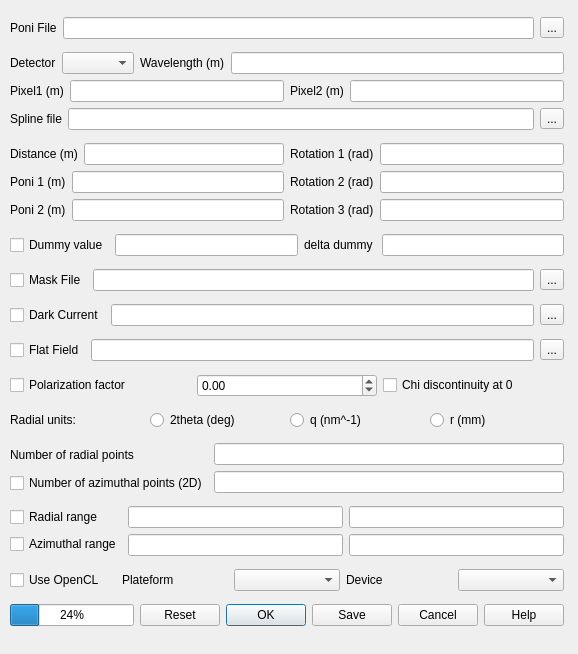
Qt form gui/integration.ui (silx-kit/pyFAI) before a commit.
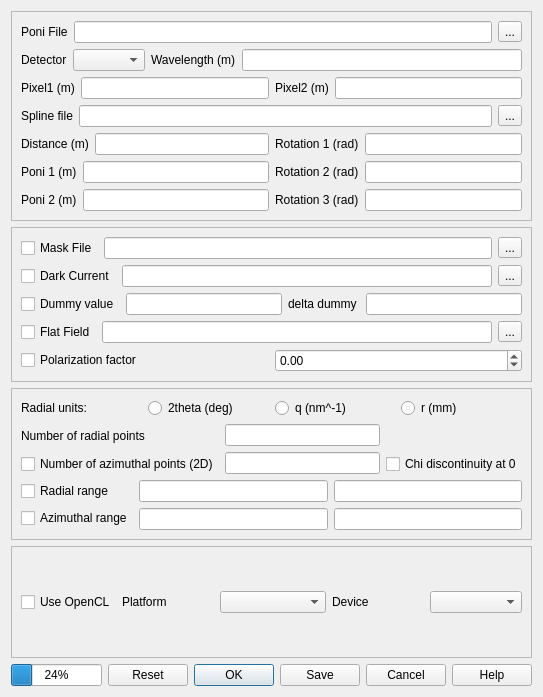
The same form after that commit.

```diff
--- a/gui/integration.ui
+++ b/gui/integration.ui
@@ -7,21 +7,23 @@
    <rect>
     <x>0</x>
     <y>0</y>
-    <width>578</width>
-    <height>654</height>
+    <width>497</width>
+    <height>697</height>
    </rect>
   </property>
   <property name="windowTitle">
    <string>PyFAI</string>
   </property>
-  <widget class="QWidget" name="">
-   <property name="geometry">
-    <rect>
-     <x>10</x>
-     <y>10</y>
-     <width>554</width>
-     <height>636</height>
-    </rect>
+  <layout class="QHBoxLayout" name="horizontalLayout_23">
+   <item>
+    <layout class="QVBoxLayout" name="verticalLayout_14">
+     <item>
+      <widget class="QFrame" name="frame">
+       <property name="frameShape">
+        <enum>QFrame::StyledPanel</enum>
+       </property>
+       <property name="frameShadow">
+        <enum>QFrame::Raised</enum>
    </property>
    <layout class="QVBoxLayout" name="verticalLayout">
     <item>
@@ -268,44 +270,18 @@
       </item>
      </layout>
     </item>
-    <item>
-     <layout class="QHBoxLayout" name="horizontalLayout">
-      <item>
-       <widget class="QCheckBox" name="do_dummy">
-        <property name="toolTip">
-         <string>Perform dynamic masking</string>
-        </property>
-        <property name="statusTip">
-         <string/>
-        </property>
-        <property name="text">
-         <string>Dummy value</string>
-        </property>
-       </widget>
-      </item>
-      <item>
-       <widget class="QLineEdit" name="val_dummy">
-        <property name="toolTip">
-         <string>Dummy value for dynamic masking</string>
-        </property>
-       </widget>
-      </item>
-      <item>
-       <widget class="QLabel" name="label">
-        <property name="text">
-         <string>delta dummy </string>
-        </property>
-       </widget>
-      </item>
-      <item>
-       <widget class="QLineEdit" name="delta_dummy">
-        <property name="toolTip">
-         <string>Precision for dummy value</string>
-        </property>
-       </widget>
-      </item>
-     </layout>
-    </item>
+       </layout>
+      </widget>
+     </item>
+     <item>
+      <widget class="QFrame" name="frame_2">
+       <property name="frameShape">
+        <enum>QFrame::StyledPanel</enum>
+       </property>
+       <property name="frameShadow">
+        <enum>QFrame::Raised</enum>
+       </property>
+       <layout class="QVBoxLayout" name="verticalLayout_11">
     <item>
      <layout class="QHBoxLayout" name="horizontalLayout_5">
       <item>
@@ -362,6 +338,44 @@
       </item>
      </layout>
     </item>
+        <item>
+         <layout class="QHBoxLayout" name="horizontalLayout">
+          <item>
+           <widget class="QCheckBox" name="do_dummy">
+            <property name="toolTip">
+             <string>Perform dynamic masking</string>
+            </property>
+            <property name="statusTip">
+             <string/>
+            </property>
+            <property name="text">
+             <string>Dummy value</string>
+            </property>
+           </widget>
+          </item>
+          <item>
+           <widget class="QLineEdit" name="val_dummy">
+            <property name="toolTip">
+             <string>Dummy value for dynamic masking</string>
+            </property>
+           </widget>
+          </item>
+          <item>
+           <widget class="QLabel" name="label">
+            <property name="text">
+             <string>delta dummy </string>
+            </property>
+           </widget>
+          </item>
+          <item>
+           <widget class="QLineEdit" name="delta_dummy">
+            <property name="toolTip">
+             <string>Precision for dummy value</string>
+            </property>
+           </widget>
+          </item>
+         </layout>
+        </item>
     <item>
      <layout class="QHBoxLayout" name="horizontalLayout_3">
       <item>
@@ -418,18 +432,22 @@
         </property>
        </widget>
       </item>
-      <item>
-       <widget class="QCheckBox" name="chi_discontinuity_at_0">
-        <property name="toolTip">
-         <string>if unset, the discontinuity is at 180°</string>
-        </property>
-        <property name="text">
-         <string>Chi discontinuity at 0</string>
-        </property>
-       </widget>
-      </item>
-     </layout>
-    </item>
+         </layout>
+        </item>
+       </layout>
+      </widget>
+     </item>
+     <item>
+      <widget class="QFrame" name="frame_4">
+       <property name="frameShape">
+        <enum>QFrame::StyledPanel</enum>
+       </property>
+       <property name="frameShadow">
+        <enum>QFrame::Raised</enum>
+       </property>
+       <layout class="QHBoxLayout" name="horizontalLayout_22">
+        <item>
+         <layout class="QVBoxLayout" name="verticalLayout_12">
     <item>
      <layout class="QHBoxLayout" name="horizontalLayout_19">
       <item>
@@ -513,6 +531,27 @@
         </item>
        </layout>
       </item>
+            <item>
+             <layout class="QVBoxLayout" name="verticalLayout_10">
+              <item>
+               <widget class="QLabel" name="label_18">
+                <property name="text">
+                 <string> </string>
+                </property>
+               </widget>
+              </item>
+              <item>
+               <widget class="QCheckBox" name="chi_discontinuity_at_0">
+                <property name="toolTip">
+                 <string>if unset, the discontinuity is at 180°</string>
+                </property>
+                <property name="text">
+                 <string>Chi discontinuity at 0</string>
+                </property>
+               </widget>
+              </item>
+             </layout>
+            </item>
      </layout>
     </item>
     <item>
@@ -555,6 +594,9 @@
           <property name="toolTip">
            <string>Lower azimuthal bound</string>
           </property>
+                <property name="text">
+                 <string/>
+                </property>
          </widget>
         </item>
        </layout>
@@ -579,6 +621,20 @@
       </item>
      </layout>
     </item>
+         </layout>
+        </item>
+       </layout>
+      </widget>
+     </item>
+     <item>
+      <widget class="QFrame" name="frame_3">
+       <property name="frameShape">
+        <enum>QFrame::StyledPanel</enum>
+       </property>
+       <property name="frameShadow">
+        <enum>QFrame::Raised</enum>
+       </property>
+       <layout class="QVBoxLayout" name="verticalLayout_13">
     <item>
      <layout class="QHBoxLayout" name="horizontalLayout_18">
       <item>
@@ -594,12 +650,18 @@
       <item>
        <widget class="QLabel" name="label_16">
         <property name="text">
-         <string>Plateform</string>
+             <string>Platform</string>
         </property>
        </widget>
       </item>
       <item>
        <widget class="QComboBox" name="platform">
+            <property name="minimumSize">
+             <size>
+              <width>106</width>
+              <height>0</height>
+             </size>
+            </property>
         <property name="toolTip">
          <string>OpenCL platform</string>
         </property>
@@ -624,6 +686,9 @@
       </item>
      </layout>
     </item>
+       </layout>
+      </widget>
+     </item>
     <item>
      <layout class="QHBoxLayout" name="horizontalLayout_20">
       <item>
@@ -649,7 +714,8 @@
      </layout>
     </item>
    </layout>
-  </widget>
+   </item>
+  </layout>
  </widget>
  <tabstops>
   <tabstop>poni</tabstop>
```
Left out of the diff: 4 changed lines with no effect on the pictures. Lines whose indentation alone changed are shown as unchanged.
